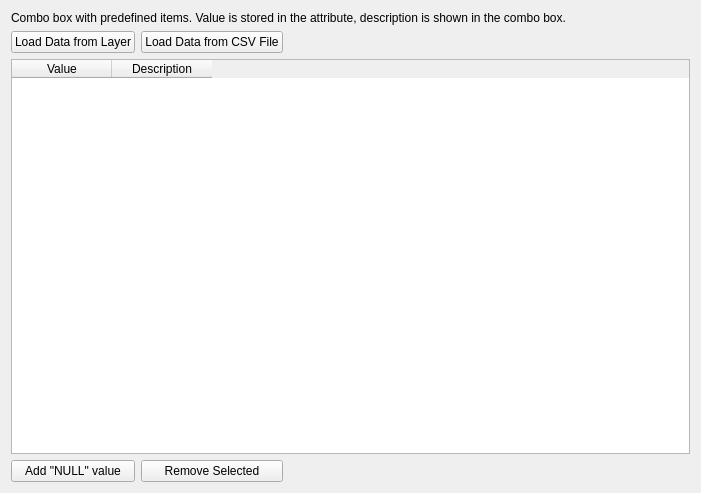
The window that src/ui/editorwidgets/qgsvaluemapconfigdlgbase.ui (qgis/QGIS) describes before a commit, drawn with Qt 5.
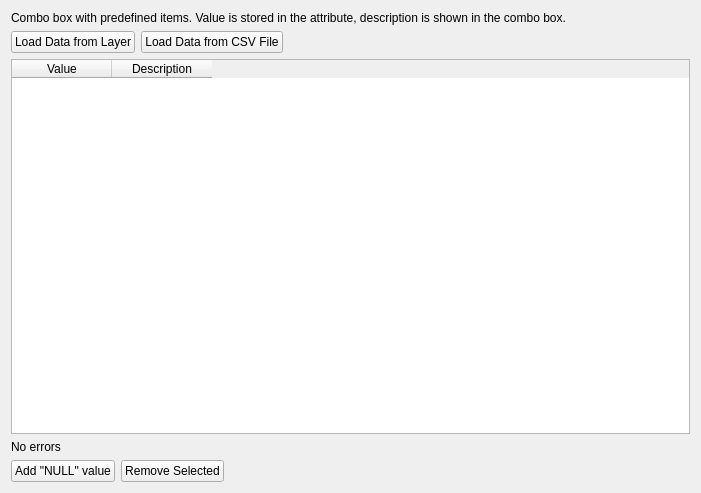
The same window after the commit.

Commit message:
[forms] Validate value length for value maps
Display errors and trim the values.

Fix #57634

The edit to the form file:
```diff
--- a/src/ui/editorwidgets/qgsvaluemapconfigdlgbase.ui
+++ b/src/ui/editorwidgets/qgsvaluemapconfigdlgbase.ui
@@ -14,7 +14,7 @@
    <string notr="true">Form</string>
   </property>
   <layout class="QGridLayout" name="gridLayout">
-   <item row="0" column="0" colspan="5">
+   <item row="0" column="0" colspan="3">
     <widget class="QLabel" name="valueMapLabel">
      <property name="text">
       <string>Combo box with predefined items. Value is stored in the attribute, description is shown in the combo box.</string>
@@ -31,7 +31,14 @@
      </property>
     </widget>
    </item>
-   <item row="1" column="4">
+   <item row="1" column="1">
+    <widget class="QPushButton" name="loadFromCSVButton">
+     <property name="text">
+      <string>Load Data from CSV File</string>
+     </property>
+    </widget>
+   </item>
+   <item row="1" column="2">
     <spacer name="horizontalSpacer">
      <property name="orientation">
       <enum>Qt::Horizontal</enum>
@@ -44,7 +51,9 @@
      </property>
     </spacer>
    </item>
-   <item row="2" column="0" colspan="5">
+   <item row="2" column="0" colspan="3">
+    <layout class="QVBoxLayout" name="verticalLayout">
+     <item>
     <widget class="QTableWidget" name="tableWidget">
      <column>
       <property name="text">
@@ -58,39 +67,57 @@
      </column>
     </widget>
    </item>
-   <item row="3" column="3" colspan="2">
-    <spacer name="horizontalSpacer_2">
-     <property name="orientation">
-      <enum>Qt::Horizontal</enum>
-     </property>
-     <property name="sizeHint" stdset="0">
+     <item>
+      <widget class="QLabel" name="mValueMapErrorsLabel">
+       <property name="enabled">
+        <bool>true</bool>
+       </property>
+       <property name="maximumSize">
       <size>
-       <width>518</width>
-       <height>20</height>
-      </size>
-     </property>
-    </spacer>
-   </item>
-   <item row="3" column="0">
+         <width>16777215</width>
+         <height>100</height>
+        </size>
+       </property>
+       <property name="text">
+        <string>No errors</string>
+       </property>
+       <property name="wordWrap">
+        <bool>true</bool>
+       </property>
+      </widget>
+     </item>
+    </layout>
+   </item>
+   <item row="3" column="0" colspan="3">
+    <layout class="QHBoxLayout" name="horizontalLayout">
+     <item>
     <widget class="QPushButton" name="addNullButton">
      <property name="text">
       <string>Add &quot;NULL&quot; value</string>
      </property>
     </widget>
    </item>
-   <item row="3" column="1">
+     <item>
     <widget class="QPushButton" name="removeSelectedButton">
      <property name="text">
       <string>Remove Selected</string>
      </property>
     </widget>
    </item>
-   <item row="1" column="1">
-    <widget class="QPushButton" name="loadFromCSVButton">
-     <property name="text">
-      <string>Load Data from CSV File</string>
-     </property>
-    </widget>
+     <item>
+      <spacer name="horizontalSpacer_2">
+       <property name="orientation">
+        <enum>Qt::Horizontal</enum>
+       </property>
+       <property name="sizeHint" stdset="0">
+        <size>
+         <width>518</width>
+         <height>20</height>
+        </size>
+       </property>
+      </spacer>
+     </item>
+    </layout>
    </item>
   </layout>
  </widget>
```
Lines whose indentation alone changed are shown as unchanged. The commit also changes 2 other files.
